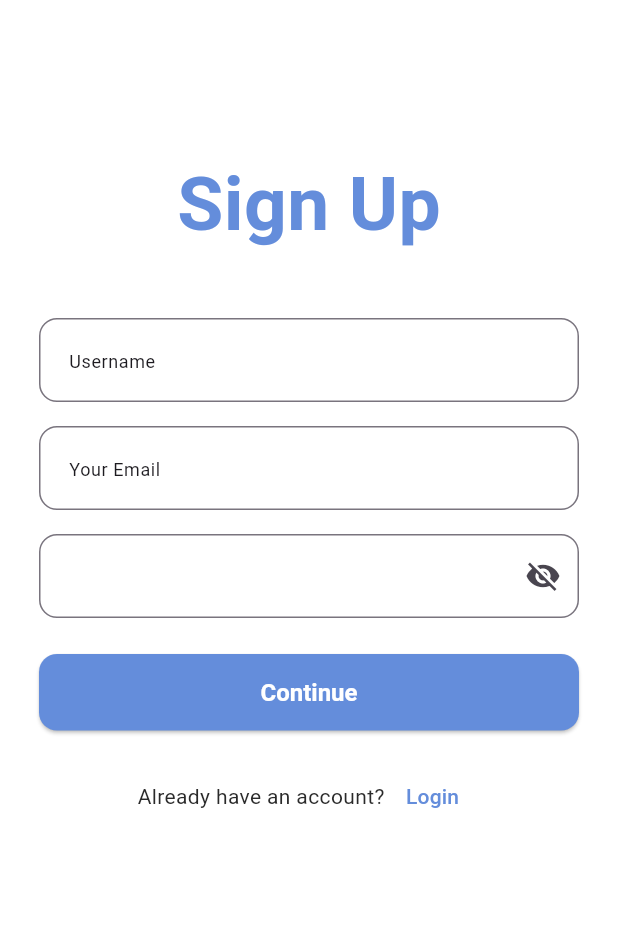
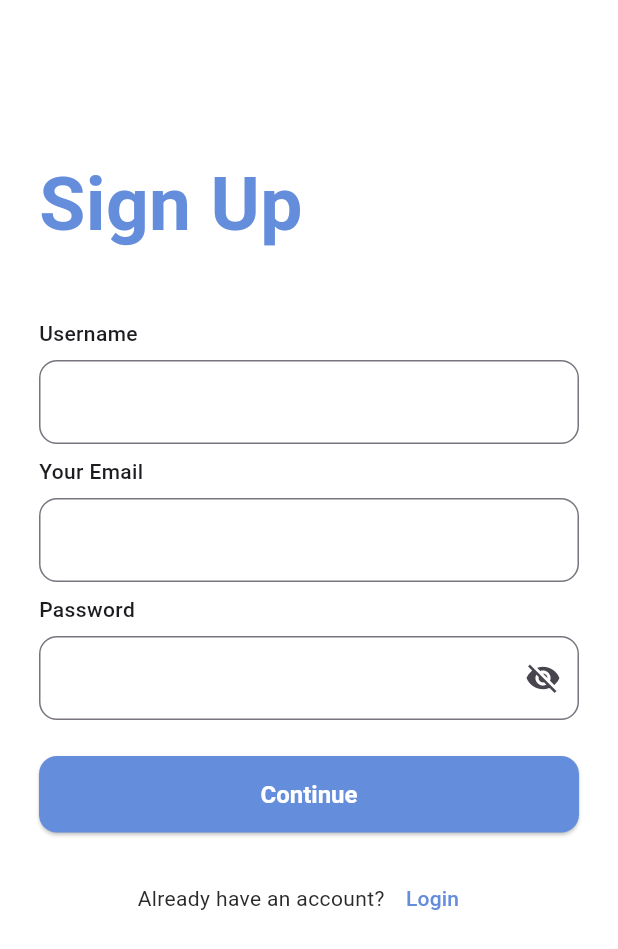
Before and after one commit to Aiswarya151/cart_app, a Flutter app: the screen it shows after launch, after a tap on "Sign up", on a phone screen of 412 x 824 dp. Shown: the top 949 px of the screen. Run offline on Flutter 3.47's test engine with Material 3 defaults, Android fonts, the phone set to English and light mode, and no system bars; our stand-ins replace dio, flutter_secure_storage, gap, go_router, lottie, shimmer; accounts and stored records are empty; network calls fail.

Commit message:
added more features

```diff
--- a/lib/core/router/router.dart
+++ b/lib/core/router/router.dart
@@ -15,6 +15,6 @@ routes: [
    GoRoute(path: '/signup',name: 'signup',builder: (context, state) => SignUpScreen(),),
    GoRoute(path: '/cart',name: 'cart',builder: (context, state) => CartScreen(),),
    GoRoute(path: '/productdetail',name: 'productdetail',builder: (context, state) {
-final product=state.extra as ProductModel;
-    return ProductDetailPage(product: product,);},),
+final productId=state.extra as String;
+    return ProductDetailPage(productId: productId,);},),
 ] );
--- a/lib/features/authentication/presentation/login.dart
+++ b/lib/features/authentication/presentation/login.dart
@@ -4,7 +4,6 @@ import 'package:cart_app/core/theme/app_colors.dart';
 import 'package:cart_app/features/authentication/viewmodel/auth_provider.dart';
 import 'package:flutter/material.dart';
 import 'package:provider/provider.dart';
-
 
 class LoginScreen extends StatefulWidget {
   const LoginScreen({super.key});
@@ -17,8 +16,6 @@ class _LoginScreenState extends State<LoginScreen> {
   final TextEditingController emailController = TextEditingController();
   final TextEditingController passwordController = TextEditingController();
   bool isPasswordVisible = false;
-
-
 
   @override
   Widget build(BuildContext context) {
@@ -44,12 +41,14 @@ class _LoginScreenState extends State<LoginScreen> {
             // Email Field
             const Text(
               "Your Email",
-              //style: TextStyle(fontSize: 14, fontWeight: FontWeight.w500),
+              style: TextStyle(fontSize: 14, fontWeight: FontWeight.w500),
             ),
             const SizedBox(height: 8),
-            CustomTextField(hintText: "contact@dscodetech.com",controller: emailController,),
+            CustomTextField(
+              controller: emailController,
+            ),
 
-            const SizedBox(height: 20),
+            const SizedBox(height: 8),
             // Password Field
 
             const Text(
@@ -78,22 +77,25 @@ class _LoginScreenState extends State<LoginScreen> {
               width: double.infinity,
               child: ElevatedButton(
                 onPressed: () {
-                  context.read<AuthProvider>().login(email: emailController.text, password: passwordController.text, context: context);
+                  context.read<AuthProvider>().login(
+                      email: emailController.text,
+                      password: passwordController.text,
+                      context: context);
                   // Handle login action
                 },
-                child: isLoading?const SizedBox(
+                child: isLoading
+                    ? const SizedBox(
                         width: 20,
                         height: 20,
                         child: CircularProgressIndicator(
                           color: Colors.white,
                           strokeWidth: 2,
                         ),
-                    ):
-                const Text(
+                      )
+                    : const Text(
                         "Continue",
                         style: TextStyle(color: Colors.white, fontSize: 16),
                       ),
-
               ),
             ),
             const SizedBox(height: 20),
--- a/lib/features/authentication/presentation/signup.dart
+++ b/lib/features/authentication/presentation/signup.dart
@@ -18,7 +18,6 @@ class _SignUpScreenState extends State<SignUpScreen> {
   TextEditingController emailController = TextEditingController();
   TextEditingController passwordController = TextEditingController();
 
-
   @override
   Widget build(BuildContext context) {
     final isLoading = context.watch<AuthProvider>().isloading;
@@ -27,7 +26,7 @@ class _SignUpScreenState extends State<SignUpScreen> {
       body: Padding(
         padding: const EdgeInsets.symmetric(horizontal: 26),
         child: Column(
-          crossAxisAlignment: CrossAxisAlignment.center,
+          crossAxisAlignment: CrossAxisAlignment.start,
           children: [
             const SizedBox(height: 100), // Adjust for spacing
             const Text(
@@ -39,15 +38,31 @@ class _SignUpScreenState extends State<SignUpScreen> {
               ),
             ),
             const SizedBox(height: 40), // Space below title
-
+            const Text(
+              "Username",
+              style: TextStyle(fontSize: 14, fontWeight: FontWeight.w500),
+            ),
+            const SizedBox(height: 8),
             // Username Field
-            CustomTextField(hintText: "Username",controller: usernameController,),
-            const SizedBox(height: 16), // Spacing
-
+            CustomTextField(
+              controller: usernameController,
+            ),
+            const SizedBox(height: 8), // Spacing
+            const Text(
+              "Your Email",
+              style: TextStyle(fontSize: 14, fontWeight: FontWeight.w500),
+            ),
+            const SizedBox(height: 8),
             // Email Field
-            CustomTextField(hintText: "Your Email",controller: emailController,),
-            const SizedBox(height: 16), // Spacing
-
+            CustomTextField(
+              controller: emailController,
+            ),
+            const SizedBox(height: 8), // Spacing
+            const Text(
+              "Password",
+              style: TextStyle(fontSize: 14, fontWeight: FontWeight.w500),
+            ),
+            const SizedBox(height: 8),
             // Password Field
             CustomTextField(
               controller: passwordController,
@@ -71,19 +86,23 @@ class _SignUpScreenState extends State<SignUpScreen> {
               width: double.infinity,
               child: ElevatedButton(
                 onPressed: () {
-
-                  context.read<AuthProvider>().signUp(username: usernameController.text, email: emailController.text, password: passwordController.text, context: context);
+                  context.read<AuthProvider>().signUp(
+                      username: usernameController.text,
+                      email: emailController.text,
+                      password: passwordController.text,
+                      context: context);
                   // Handle sign-up logic
                 },
-                child: isLoading?const SizedBox(
+                child: isLoading
+                    ? const SizedBox(
                         width: 20,
                         height: 20,
                         child: CircularProgressIndicator(
                           color: Colors.white,
                           strokeWidth: 2,
                         ),
-                    ):
-                const Text(
+                      )
+                    : const Text(
                         "Continue",
                         // style: TextStyle(
                         //   fontSize: 16,
--- a/lib/features/authentication/viewmodel/auth_provider.dart
+++ b/lib/features/authentication/viewmodel/auth_provider.dart
@@ -61,7 +61,7 @@ class AuthProvider extends ChangeNotifier {
       customSnackbar(
         // ignore: use_build_context_synchronously
         context: context,
-        message: "Something went wrong: ${e.toString()}",
+        message: "Something went wrong",
         type: SnackbarType.error,
       );
     } finally {
@@ -123,7 +123,7 @@ class AuthProvider extends ChangeNotifier {
       customSnackbar(
         // ignore: use_build_context_synchronously
         context: context,
-        message: "Something went wrong: ${e.toString()}",
+        message: "Something went wrong",
         type: SnackbarType.error,
       );
     } finally {
--- a/lib/features/cart/viewmodel/cart_provider.dart
+++ b/lib/features/cart/viewmodel/cart_provider.dart
@@ -65,6 +65,7 @@ class CartProvider extends ChangeNotifier {
 
       if (response.statusCode == 200) {
         log(" Added to cart Successfully");
+        await viewCart();
         customSnackbar(
             context: context,
             message: "Item Added to cart Successfully",
```
Also changed, not shown: lib/features/cart/data/model/product_model.dart (+8 -0 lines), lib/features/cart/presentation/screens/product_detail.dart (+47 -17 lines), lib/features/cart/presentation/screens/products.dart (+24 -6 lines). Lines whose indentation alone changed are shown as unchanged.
